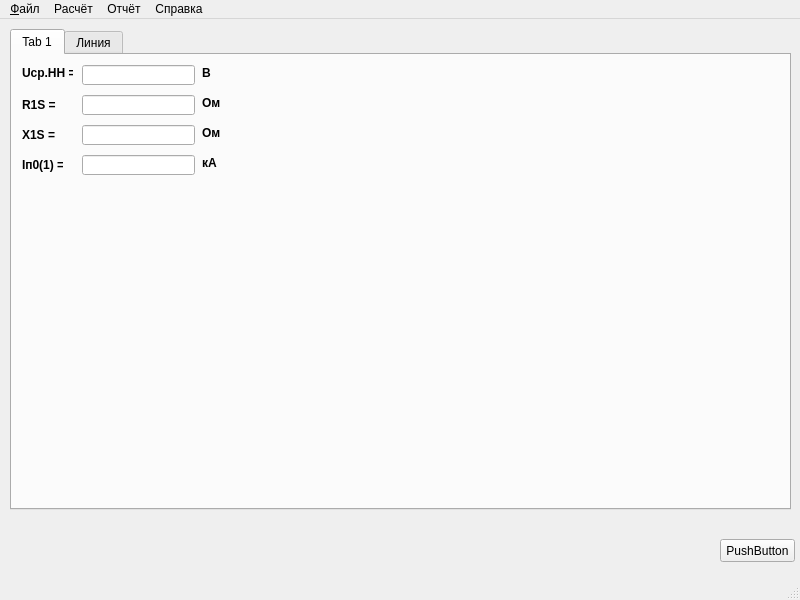
This is ui_mainwindow.ui in DoctorChe/ElectroCalculator as Qt 5 draws it before an edit. The edited form follows.
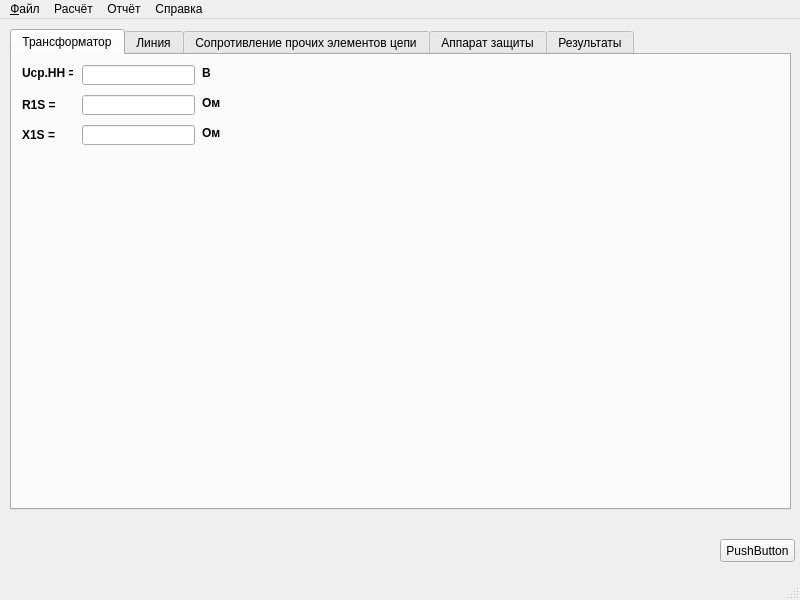
This is the edited form. The open tabs and pages were chosen to show the change.

Patch:
```diff
--- a/ui_mainwindow.ui
+++ b/ui_mainwindow.ui
@@ -36,12 +36,18 @@
       <height>481</height>
      </rect>
     </property>
+    <property name="sizePolicy">
+     <sizepolicy hsizetype="Expanding" vsizetype="Maximum">
+      <horstretch>0</horstretch>
+      <verstretch>0</verstretch>
+     </sizepolicy>
+    </property>
     <property name="currentIndex">
      <number>1</number>
     </property>
     <widget class="QWidget" name="tab">
      <attribute name="title">
-      <string>Tab 1</string>
+      <string>Трансформатор</string>
      </attribute>
      <widget class="QLineEdit" name="lineEdit_R_1sum">
       <property name="geometry">
@@ -133,35 +139,6 @@
        </rect>
       </property>
      </widget>
-     <widget class="QLineEdit" name="lineEdit_Ip01">
-      <property name="geometry">
-       <rect>
-        <x>70</x>
-        <y>100</y>
-        <width>113</width>
-        <height>20</height>
-       </rect>
-      </property>
-     </widget>
-     <widget class="QLabel" name="label_4">
-      <property name="geometry">
-       <rect>
-        <x>10</x>
-        <y>100</y>
-        <width>41</width>
-        <height>20</height>
-       </rect>
-      </property>
-      <property name="font">
-       <font>
-        <weight>75</weight>
-        <bold>true</bold>
-       </font>
-      </property>
-      <property name="text">
-       <string>Iп0(1) =</string>
-      </property>
-     </widget>
      <widget class="QLabel" name="label_5">
       <property name="geometry">
        <rect>
@@ -219,25 +196,6 @@
        <string>Ом</string>
       </property>
      </widget>
-     <widget class="QLabel" name="label_8">
-      <property name="geometry">
-       <rect>
-        <x>190</x>
-        <y>100</y>
-        <width>21</width>
-        <height>16</height>
-       </rect>
-      </property>
-      <property name="font">
-       <font>
-        <weight>75</weight>
-        <bold>true</bold>
-       </font>
-      </property>
-      <property name="text">
-       <string>кА</string>
-      </property>
-     </widget>
     </widget>
     <widget class="QWidget" name="tab_2">
      <attribute name="title">
@@ -423,6 +381,69 @@
       </item>
      </widget>
     </widget>
+    <widget class="QWidget" name="tab_3">
+     <attribute name="title">
+      <string>Сопротивление прочих элементов цепи</string>
+     </attribute>
+    </widget>
+    <widget class="QWidget" name="tab_4">
+     <attribute name="title">
+      <string>Аппарат защиты</string>
+     </attribute>
+    </widget>
+    <widget class="QWidget" name="tab_5">
+     <attribute name="title">
+      <string>Результаты</string>
+     </attribute>
+     <widget class="QLabel" name="label_4">
+      <property name="geometry">
+       <rect>
+        <x>20</x>
+        <y>10</y>
+        <width>41</width>
+        <height>20</height>
+       </rect>
+      </property>
+      <property name="font">
+       <font>
+        <weight>75</weight>
+        <bold>true</bold>
+       </font>
+      </property>
+      <property name="text">
+       <string>Iп0(1) =</string>
+      </property>
+     </widget>
+     <widget class="QLineEdit" name="lineEdit_Ip0_3ph">
+      <property name="geometry">
+       <rect>
+        <x>80</x>
+        <y>10</y>
+        <width>113</width>
+        <height>20</height>
+       </rect>
+      </property>
+     </widget>
+     <widget class="QLabel" name="label_8">
+      <property name="geometry">
+       <rect>
+        <x>200</x>
+        <y>10</y>
+        <width>21</width>
+        <height>16</height>
+       </rect>
+      </property>
+      <property name="font">
+       <font>
+        <weight>75</weight>
+        <bold>true</bold>
+       </font>
+      </property>
+      <property name="text">
+       <string>кА</string>
+      </property>
+     </widget>
+    </widget>
    </widget>
   </widget>
   <widget class="QMenuBar" name="menubar">
```
Left out of the diff: 3 changed lines with no effect on the pictures.
